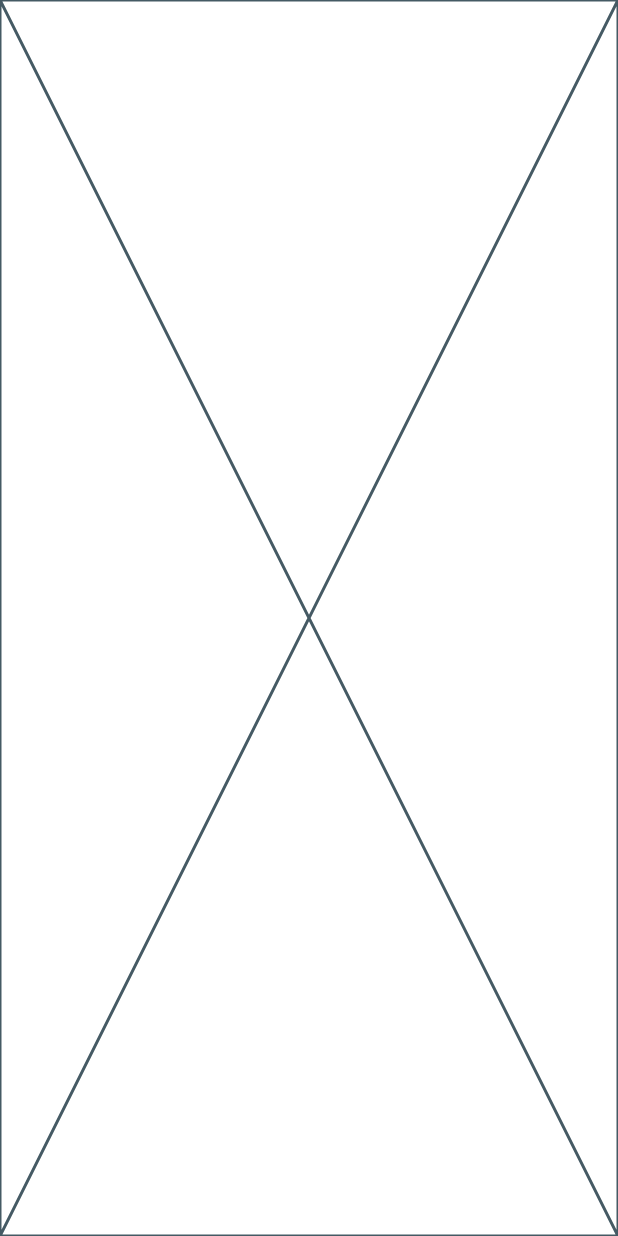
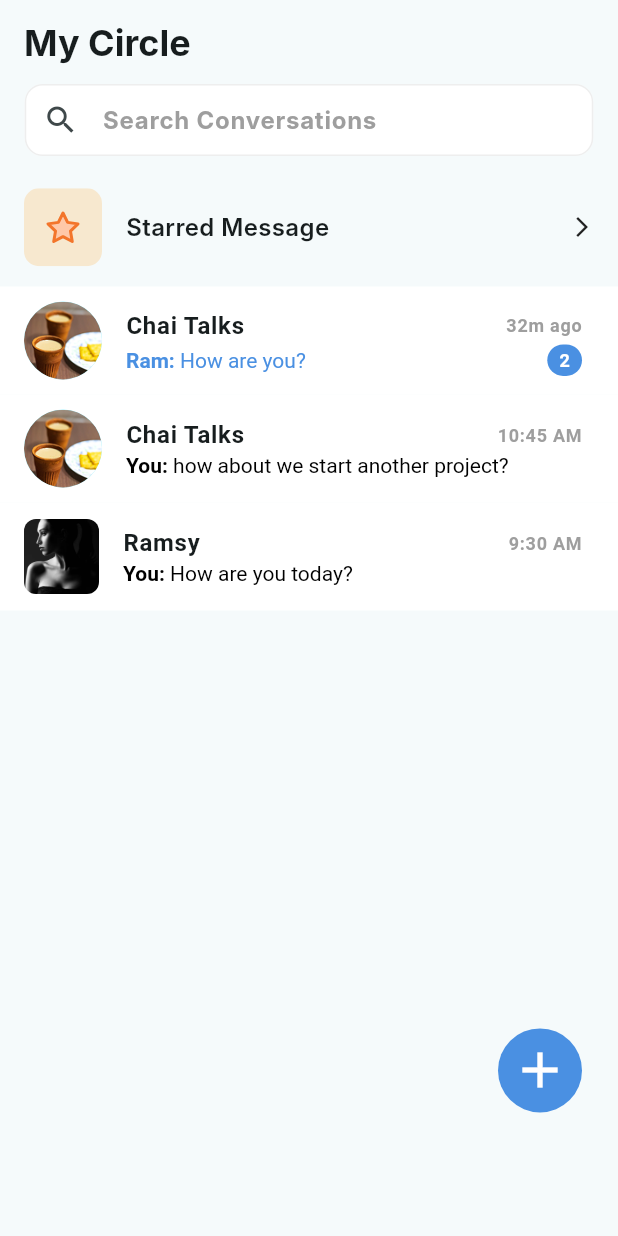
Before and after one commit to senioradventure/app-demo, a Flutter app: the screen it shows after launch, on a phone screen of 412 x 824 dp. Run offline on Flutter 3.47's test engine with Material 3 defaults, Android fonts, the phone set to English and light mode, and no system bars; our stand-ins replace dio, flutter_svg; Roboto replaces fonts that are missing (Inter).

Commit message:
created MyCircle page and its widgets except for the bottom NavBar

```diff
--- a/lib/features/chat/ui/room_details.dart
+++ b/lib/features/chat/ui/room_details.dart
@@ -26,7 +26,6 @@ class ChatDetailsScreen extends StatelessWidget {
         leading: IconButton(
           onPressed: () {
             /*Go back to the previous screen*/
-            ;
           },
           icon: Icon(Icons.arrow_back, color: Colors.black),
         ),
@@ -43,14 +42,12 @@ class ChatDetailsScreen extends StatelessWidget {
           IconButton(
             onPressed: () {
               /*More details*/
-              ;
             },
             icon: Icon(Icons.more_vert, color: Colors.black),
           ),
         ],
       ),
-      body: Container(
-        child: Column(
+      body: Column(
         children: [
           Container(
             color: Colors.grey.shade100,
@@ -72,7 +69,7 @@ class ChatDetailsScreen extends StatelessWidget {
                 const SizedBox(height: 16),
                 // Group Name
                 const Text(
-                    '$name',
+                  name,
                   style: TextStyle(
                     fontSize: 22,
                     fontWeight: FontWeight.w700,
@@ -189,7 +186,6 @@ class ChatDetailsScreen extends StatelessWidget {
                 child: InkWell(
                   onTap: () {
                     /*Move to another screen with full list*/
-                      ;
                   },
                   child: ListTile(
                     title: Text(
@@ -212,7 +208,6 @@ class ChatDetailsScreen extends StatelessWidget {
           ),
         ],
       ),
-      ),
     );
   }
 }
--- a/lib/features/home/home_page.dart
+++ b/lib/features/home/home_page.dart
@@ -6,5 +6,6 @@ class HomePage extends StatelessWidget {
   @override
   Widget build(BuildContext context) {
     return const Placeholder();
+
   }
 }
--- /dev/null
+++ b/lib/features/my_circle/page/my_circle_page.dart
@@ -0,0 +1,63 @@
+import 'package:flutter/material.dart';
+import 'package:senior_circle/features/my_circle/widgets/add_chat_widget.dart';
+import 'package:senior_circle/features/my_circle/widgets/chat_list_widget.dart';
+import 'package:senior_circle/features/my_circle/widgets/search_bar_widget.dart';
+import 'package:senior_circle/features/my_circle/widgets/starred_message_widget.dart';
+
+class MyCirclePage extends StatelessWidget {
+  const MyCirclePage({super.key});
+
+  @override
+  Widget build(BuildContext context) {
+    return Scaffold(
+
+      appBar: AppBar(
+        title: Text(
+          'My Circle',
+          textAlign: TextAlign.left,
+          style: TextStyle(
+            fontSize: 24,
+            fontWeight: FontWeight.w700,
+            fontFamily: 'Inter',
+          ),
+        ),
+      ),
+      body: Column(
+        children: [
+          SearchBarWidget(),
+          SizedBox(height: 8),
+          StarredMessageWidget(),
+          Expanded(
+            child: ChatListWidget(
+              chats: [
+                Chat(
+                  name: 'Chai Talks',
+                  lastMessage: 'Ram: How are you?',
+                  imageUrl: 'assets/images/group_icon.png',
+                  isGroup: true,
+                  time: '32m ago',
+                  unreadCount: 2,
+                ),
+                Chat(
+                  name: 'Chai Talks',
+                  lastMessage: 'You: how about we start another project?',
+                  imageUrl: 'assets/images/group_icon.png',
+                  isGroup: true,
+                  time: '10:45 AM',
+                ),
+                Chat(
+                  name: 'Ramsy',
+                  lastMessage: 'You: How are you today?',
+                  imageUrl: 'assets/images/user_icon.png',
+                  isGroup: false,
+                  time: '9:30 AM',
+                ),
+              ],
+            ),
+          ),
+          AddChatWidget(),
+        ],
+      ),
+    );
+  }
+}
--- /dev/null
+++ b/lib/features/my_circle/widgets/add_chat_widget.dart
@@ -0,0 +1,24 @@
+import 'package:flutter/material.dart';
+
+class AddChatWidget extends StatelessWidget {
+  const AddChatWidget({super.key});
+
+  @override
+  Widget build(BuildContext context) {
+    return Align(
+      alignment: Alignment.bottomRight,
+      child: Padding(
+        padding: EdgeInsets.only(bottom: MediaQuery.of(context).size.height *0.1, right: 24.0),
+            child: FloatingActionButton(
+              onPressed: () {
+                // Handle add chat action
+              },
+              shape: const CircleBorder(),
+              backgroundColor: Color(0xFF4A90E2),
+              elevation: 0,
+              child: const Icon(Icons.add, color: Colors.white, size: 40,),
+            ),
+      ),
+    );
+  }
+}
--- /dev/null
+++ b/lib/features/my_circle/widgets/chat_list_widget.dart
@@ -0,0 +1,130 @@
+import 'package:flutter/material.dart';
+
+class Chat {
+  final String name;
+  final String lastMessage;
+  final String imageUrl;
+  final bool isGroup;
+  final String time;
+  final int unreadCount;
+
+  Chat({
+    required this.name,
+    required this.lastMessage,
+    required this.imageUrl,
+    required this.isGroup,
+    required this.time,
+    this.unreadCount = 0,
+  });
+}
+
+class ChatListWidget extends StatelessWidget {
+  final List<Chat> chats;
+
+  const ChatListWidget({super.key, required this.chats});
+
+  @override
+  Widget build(BuildContext context) {
+    return ListView.separated(
+      itemCount: chats.length,
+      separatorBuilder: (context, index) => SizedBox(),
+      itemBuilder: (context, index) {
+        final chat = chats[index];
+        return ListTile(
+          tileColor: Colors.white,
+          leading: chat.isGroup
+              ? CircleAvatar(
+                  backgroundImage: AssetImage(chat.imageUrl),
+                  radius: 26,
+                )
+              : ClipRRect(
+                  borderRadius: BorderRadius.circular(8),
+                  child: Image.asset(
+                    chat.imageUrl,
+                    width: 50,
+                    height: 50,
+                    fit: BoxFit.cover,
+                  ),
+                ),
+          title: Row(
+            mainAxisAlignment: MainAxisAlignment.spaceBetween,
+            children: [
+              Expanded(
+                child: Text(
+                  chat.name,
+                  style: TextStyle(fontWeight: FontWeight.bold),
+                  overflow: TextOverflow.ellipsis,
+                ),
+              ),
+              Text(
+                chat.time,
+                style: TextStyle(
+                  fontSize: 12,
+                  color: Colors.grey,
+                  fontWeight: FontWeight.w700,
+                ),
+              ),
+            ],
+          ),
+          subtitle: Row(
+            children: [
+              Expanded(
+                child: Builder(
+                  builder: (context) {
+                    final parts = chat.lastMessage.split(': ');
+                    final sender = parts.length > 1 ? parts[0] : '';
+                    final message = parts.length > 1 ? parts[1] : chat.lastMessage;
+                    final isMe = sender.toLowerCase() == 'you' || sender.toLowerCase() == 'me';
+                    return RichText(
+                      text: TextSpan(
+                        children: [
+                          if (sender.isNotEmpty)
+                            TextSpan(
+                              text: '$sender: ',
+                              style: TextStyle(
+                                fontWeight: FontWeight.bold,
+                                color: isMe ?  Colors.black : Color(0xFF4A90E2),
+                              ),
+                            ),
+                          TextSpan(
+                            text: message,
+                            style: TextStyle(
+                              color: chat.unreadCount > 0 ? Color(0xFF4A90E2) : Colors.black,
+                            ),
+                          ),
+                        ],
+                      ),
+                      maxLines: 1,
+                      overflow: TextOverflow.ellipsis,
+                    );
+                  },
+                ),
+              ),
+              if (chat.unreadCount > 0) ...[
+                SizedBox(width: 8),
+                Container(
+                  padding: EdgeInsets.symmetric(horizontal: 8, vertical: 2),
+                  decoration: BoxDecoration(
+                    color: Color(0xFF4A90E2),
+                    borderRadius: BorderRadius.circular(12),
+                  ),
+                  child: Text(
+                    chat.unreadCount.toString(),
+                    style: TextStyle(
+                      color: Colors.white,
+                      fontSize: 12,
+                      fontWeight: FontWeight.bold,
+                    ),
+                  ),
+                ),
+              ],
+            ],
+          ),
+          onTap: () {
+            // Handle chat tap
+          },
+        );
+      },
+    );
+  }
+}
--- /dev/null
+++ b/lib/features/my_circle/widgets/search_bar_widget.dart
@@ -0,0 +1,48 @@
+import 'package:flutter/material.dart';
+
+class SearchBarWidget extends StatelessWidget {
+  final ValueChanged<String>? onChanged;
+  final String? hintText;
+
+  const SearchBarWidget({super.key, this.onChanged, this.hintText});
+
+  @override
+  Widget build(BuildContext context) {
+    return Padding(
+      padding: const EdgeInsets.symmetric(horizontal: 16, vertical: 0),
+      child: TextField(
+
+        onChanged: onChanged,
+        decoration: InputDecoration(
+          constraints: BoxConstraints.tightFor(
+            width: MediaQuery.of(context).size.width * 0.92,
+          ),
+          hintText: hintText ?? 'Search Conversations', hintStyle: TextStyle(
+            color: Colors.grey,
+            //fontSize: 16,
+            fontFamily: 'Inter',
+            fontWeight: FontWeight.w700,),
+          prefixIcon: const Icon(Icons.search),
+          border: OutlineInputBorder(
+            borderRadius: BorderRadius.circular(12),
+            borderSide: BorderSide(color: Colors.grey.shade200),
+          ),
+          enabledBorder: OutlineInputBorder(
+            borderRadius: BorderRadius.circular(12),
+            borderSide: BorderSide(color: Colors.grey.shade200),
+          ),
+          focusedBorder: OutlineInputBorder(
+            borderRadius: BorderRadius.circular(12),
+            borderSide: BorderSide(color: Colors.grey.shade200, width: 2),
+          ),
+          filled: true,
+          fillColor: Colors.white,
+          contentPadding: const EdgeInsets.symmetric(
+            vertical: 0,
+            horizontal: 16,
+          ),
+        ),
+      ),
+    );
+  }
+}
--- /dev/null
+++ b/lib/features/my_circle/widgets/starred_message_widget.dart
@@ -0,0 +1,42 @@
+import 'package:flutter/material.dart';
+import 'package:flutter_svg/flutter_svg.dart';
+
+class StarredMessageWidget extends StatelessWidget {
+  const StarredMessageWidget({super.key});
+
+  @override
+  Widget build(BuildContext context) {
+    return InkWell(
+      onTap: () {
+        // Handle tap event
+      },
+      child: Container(
+        padding: const EdgeInsets.only(
+          left: 16.0,
+          right: 16.0,
+          top: 12,
+          bottom: 12,
+        ),
+        child: Row(
+          children: [
+            SvgPicture.asset('assets/icons/starred_messages.svg'),
+            SizedBox(width: 8),
+            Padding(
+              padding: const EdgeInsets.only(left: 8.0, top: 16, bottom: 16),
+              child: Text(
+                'Starred Message',
+                style: TextStyle(
+                  fontSize: 16,
+                  fontWeight: FontWeight.w600,
+                  fontFamily: 'Inter',
+                ),
+              ),
+            ),
+            Spacer(),
+            Icon(Icons.arrow_forward_ios, size: 16),
+          ],
+        ),
+      ),
+    );
+  }
+}
--- a/lib/main.dart
+++ b/lib/main.dart
@@ -1,5 +1,6 @@
 import 'package:flutter/material.dart';
 import 'package:senior_circle/features/home/home_page.dart';
+import 'package:senior_circle/features/my_circle/page/my_circle_page.dart';
 
 void main() {
   runApp(const MyApp());
@@ -12,11 +13,12 @@ class MyApp extends StatelessWidget {
   @override
   Widget build(BuildContext context) {
     return MaterialApp(
+      debugShowCheckedModeBanner: false,
       title: 'Flutter Demo',
       theme: ThemeData(
-        colorScheme: ColorScheme.fromSeed(seedColor: Colors.deepPurple),
+        colorScheme: ColorScheme.fromSeed(seedColor: Colors.grey.shade800),
       ),
-      home: const HomePage(),
+      home: const MyCirclePage(),
     );
   }
 }
--- a/pubspec.yaml
+++ b/pubspec.yaml
@@ -39,6 +39,7 @@ dependencies:
   flutter_bloc: ^9.1.1
   get_it: ^9.1.1
   dio: ^5.9.0
+  flutter_svg: ^2.0.10
 
 dev_dependencies:
   flutter_test:
```
Also changed, not shown: assets/icons/starred_messages.svg (added), assets/images/group_icon.png (added), assets/images/user_icon.png (added), pubspec.lock. Lines whose indentation alone changed are shown as unchanged.
